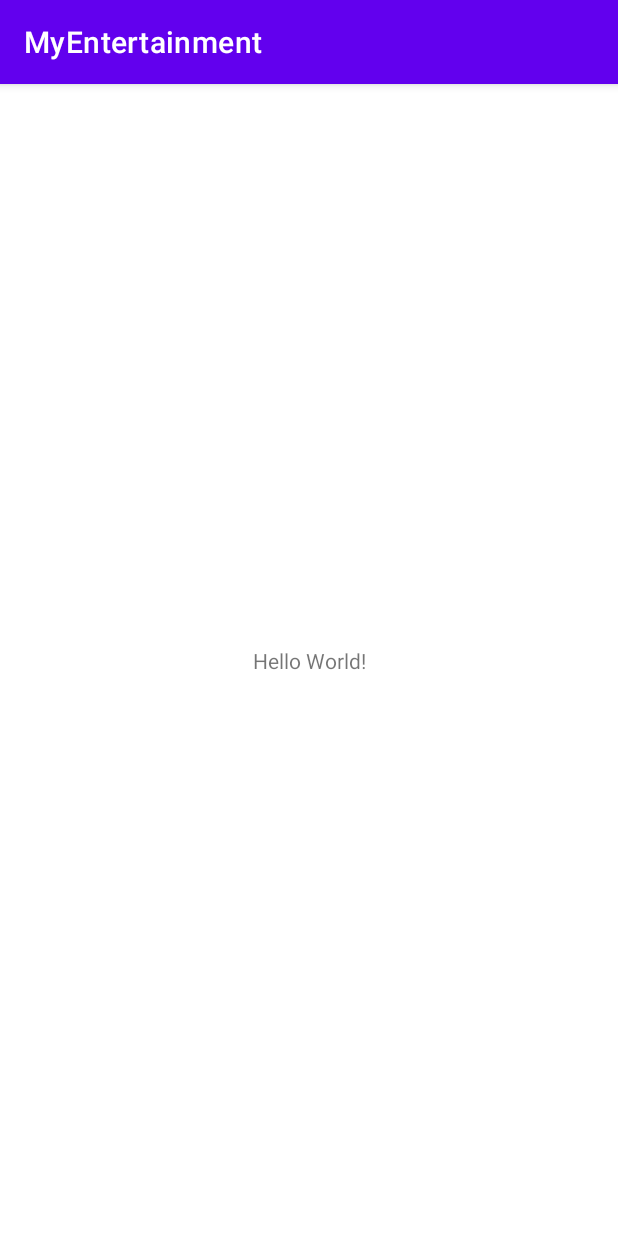
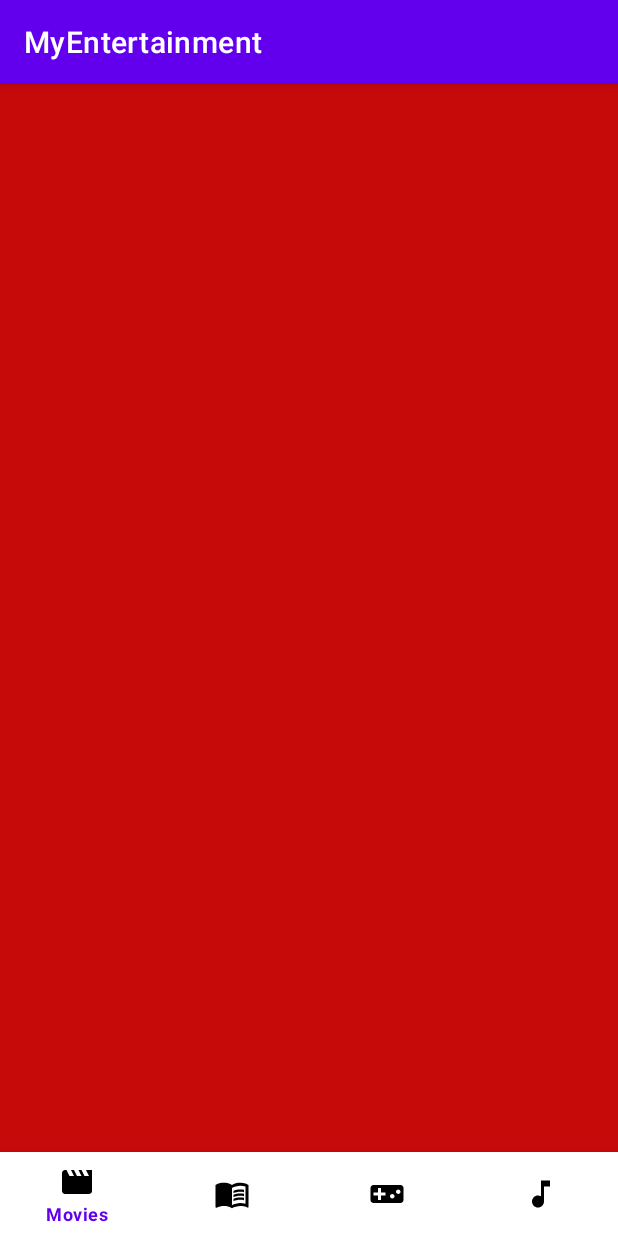
Before and after one commit to natalia-mus/MyEntertainment, an Android app: the screen it shows after launch (MainActivity), on a phone screen of 412 x 824 dp. Run offline under Robolectric (Android 15) with nearby library versions, the phone set to English and light mode, and no system bars.

Commit message:
Bottom navigation - switching between fragments

```diff
--- a/app/src/main/java/com/example/myentertainment/MainActivity.kt
+++ b/app/src/main/java/com/example/myentertainment/MainActivity.kt
@@ -1,11 +1,43 @@
 package com.example.myentertainment
 
+import android.os.Bundle
 import androidx.appcompat.app.AppCompatActivity
-import android.os.Bundle
+import androidx.fragment.app.Fragment
+import com.google.android.material.bottomnavigation.BottomNavigationView
 
 class MainActivity : AppCompatActivity() {
+
+    private lateinit var bottomNavigation: BottomNavigationView
+
     override fun onCreate(savedInstanceState: Bundle?) {
         super.onCreate(savedInstanceState)
         setContentView(R.layout.activity_main)
+
+        bottomNavigation = findViewById(R.id.bottomNavigation_bar)
+
+        supportFragmentManager.beginTransaction().apply {
+            replace(R.id.mainActivity_frameLayout, MoviesFragment())
+            commit()
+        }
+
+        bottomNavigation.setOnNavigationItemSelectedListener {
+            when (it.itemId) {
+                R.id.item_movies -> changeCurrentFragment(MoviesFragment())
+                R.id.item_books -> changeCurrentFragment(BooksFragment())
+                R.id.item_games -> changeCurrentFragment(GamesFragment())
+                R.id.item_music -> changeCurrentFragment(MusicFragment())
+            }
+            true
+        }
     }
+
+
+    private fun changeCurrentFragment(fragment: Fragment) {
+        supportFragmentManager.beginTransaction().apply {
+            replace(R.id.mainActivity_frameLayout, fragment)
+            commit()
+        }
+    }
+
+
 }
--- /dev/null
+++ b/app/src/main/java/com/example/myentertainment/MoviesFragment.kt
@@ -0,0 +1,18 @@
+package com.example.myentertainment
+
+import android.os.Bundle
+import android.view.LayoutInflater
+import android.view.View
+import android.view.ViewGroup
+import androidx.fragment.app.Fragment
+
+class MoviesFragment : Fragment() {
+
+    override fun onCreateView(
+        inflater: LayoutInflater,
+        container: ViewGroup?,
+        savedInstanceState: Bundle?
+    ): View? {
+        return inflater.inflate(R.layout.fragment_movies, container, false)
+    }
+}
--- /dev/null
+++ b/app/src/main/res/drawable/ic_baseline_menu_book_24.xml
@@ -0,0 +1,20 @@
+<vector xmlns:android="http://schemas.android.com/apk/res/android"
+    android:width="24dp"
+    android:height="24dp"
+    android:viewportWidth="24"
+    android:viewportHeight="24"
+    android:tint="?attr/colorControlNormal"
+    android:autoMirrored="true">
+  <path
+      android:fillColor="@android:color/white"
+      android:pathData="M21,5c-1.11,-0.35 -2.33,-0.5 -3.5,-0.5c-1.95,0 -4.05,0.4 -5.5,1.5c-1.45,-1.1 -3.55,-1.5 -5.5,-1.5S2.45,4.9 1,6v14.65c0,0.25 0.25,0.5 0.5,0.5c0.1,0 0.15,-0.05 0.25,-0.05C3.1,20.45 5.05,20 6.5,20c1.95,0 4.05,0.4 5.5,1.5c1.35,-0.85 3.8,-1.5 5.5,-1.5c1.65,0 3.35,0.3 4.75,1.05c0.1,0.05 0.15,0.05 0.25,0.05c0.25,0 0.5,-0.25 0.5,-0.5V6C22.4,5.55 21.75,5.25 21,5zM21,18.5c-1.1,-0.35 -2.3,-0.5 -3.5,-0.5c-1.7,0 -4.15,0.65 -5.5,1.5V8c1.35,-0.85 3.8,-1.5 5.5,-1.5c1.2,0 2.4,0.15 3.5,0.5V18.5z"/>
+  <path
+      android:fillColor="@android:color/white"
+      android:pathData="M17.5,10.5c0.88,0 1.73,0.09 2.5,0.26V9.24C19.21,9.09 18.36,9 17.5,9c-1.7,0 -3.24,0.29 -4.5,0.83v1.66C14.13,10.85 15.7,10.5 17.5,10.5z"/>
+  <path
+      android:fillColor="@android:color/white"
+      android:pathData="M13,12.49v1.66c1.13,-0.64 2.7,-0.99 4.5,-0.99c0.88,0 1.73,0.09 2.5,0.26V11.9c-0.79,-0.15 -1.64,-0.24 -2.5,-0.24C15.8,11.66 14.26,11.96 13,12.49z"/>
+  <path
+      android:fillColor="@android:color/white"
+      android:pathData="M17.5,14.33c-1.7,0 -3.24,0.29 -4.5,0.83v1.66c1.13,-0.64 2.7,-0.99 4.5,-0.99c0.88,0 1.73,0.09 2.5,0.26v-1.52C19.21,14.41 18.36,14.33 17.5,14.33z"/>
+</vector>
--- /dev/null
+++ b/app/src/main/res/drawable/ic_baseline_movie_24.xml
@@ -0,0 +1,10 @@
+<vector xmlns:android="http://schemas.android.com/apk/res/android"
+    android:width="24dp"
+    android:height="24dp"
+    android:viewportWidth="24"
+    android:viewportHeight="24"
+    android:tint="?attr/colorControlNormal">
+  <path
+      android:fillColor="@android:color/white"
+      android:pathData="M18,4l2,4h-3l-2,-4h-2l2,4h-3l-2,-4H8l2,4H7L5,4H4c-1.1,0 -1.99,0.9 -1.99,2L2,18c0,1.1 0.9,2 2,2h16c1.1,0 2,-0.9 2,-2V4h-4z"/>
+</vector>
--- /dev/null
+++ b/app/src/main/res/drawable/ic_baseline_music_note_24.xml
@@ -0,0 +1,10 @@
+<vector xmlns:android="http://schemas.android.com/apk/res/android"
+    android:width="24dp"
+    android:height="24dp"
+    android:viewportWidth="24"
+    android:viewportHeight="24"
+    android:tint="?attr/colorControlNormal">
+  <path
+      android:fillColor="@android:color/white"
+      android:pathData="M12,3v10.55c-0.59,-0.34 -1.27,-0.55 -2,-0.55 -2.21,0 -4,1.79 -4,4s1.79,4 4,4 4,-1.79 4,-4V7h4V3h-6z"/>
+</vector>
--- /dev/null
+++ b/app/src/main/res/drawable/ic_baseline_videogame_asset_24.xml
@@ -0,0 +1,10 @@
+<vector xmlns:android="http://schemas.android.com/apk/res/android"
+    android:width="24dp"
+    android:height="24dp"
+    android:viewportWidth="24"
+    android:viewportHeight="24"
+    android:tint="?attr/colorControlNormal">
+  <path
+      android:fillColor="@android:color/white"
+      android:pathData="M21,6L3,6c-1.1,0 -2,0.9 -2,2v8c0,1.1 0.9,2 2,2h18c1.1,0 2,-0.9 2,-2L23,8c0,-1.1 -0.9,-2 -2,-2zM11,13L8,13v3L6,16v-3L3,13v-2h3L6,8h2v3h3v2zM15.5,15c-0.83,0 -1.5,-0.67 -1.5,-1.5s0.67,-1.5 1.5,-1.5 1.5,0.67 1.5,1.5 -0.67,1.5 -1.5,1.5zM19.5,12c-0.83,0 -1.5,-0.67 -1.5,-1.5S18.67,9 19.5,9s1.5,0.67 1.5,1.5 -0.67,1.5 -1.5,1.5z"/>
+</vector>
--- a/app/src/main/res/layout/activity_main.xml
+++ b/app/src/main/res/layout/activity_main.xml
@@ -6,13 +6,23 @@
     android:layout_height="match_parent"
     tools:context=".MainActivity">
 
-    <TextView
-        android:layout_width="wrap_content"
-        android:layout_height="wrap_content"
-        android:text="Hello World!"
-        app:layout_constraintBottom_toBottomOf="parent"
-        app:layout_constraintLeft_toLeftOf="parent"
-        app:layout_constraintRight_toRightOf="parent"
+    <FrameLayout
+        android:id="@+id/mainActivity_frameLayout"
+        android:layout_width="match_parent"
+        android:layout_height="match_parent"
+        android:layout_marginBottom="?actionBarSize"
+        app:layout_constraintBottom_toTopOf="@+id/bottomNavigation_bar"
         app:layout_constraintTop_toTopOf="parent" />
 
+    <com.google.android.material.bottomnavigation.BottomNavigationView
+        android:id="@+id/bottomNavigation_bar"
+        android:layout_width="match_parent"
+        android:layout_height="?actionBarSize"
+        android:background="@color/white"
+        app:itemIconTint="#000000"
+        app:layout_constraintBottom_toBottomOf="parent"
+        app:layout_constraintEnd_toEndOf="parent"
+        app:layout_constraintStart_toStartOf="parent"
+        app:menu="@menu/bottom_navigation" />
+
 </androidx.constraintlayout.widget.ConstraintLayout>
--- /dev/null
+++ b/app/src/main/res/layout/fragment_movies.xml
@@ -0,0 +1,7 @@
+<?xml version="1.0" encoding="utf-8"?>
+<androidx.constraintlayout.widget.ConstraintLayout xmlns:android="http://schemas.android.com/apk/res/android"
+    android:layout_width="match_parent"
+    android:layout_height="match_parent"
+    android:background="#C60909">
+
+</androidx.constraintlayout.widget.ConstraintLayout>
--- /dev/null
+++ b/app/src/main/res/menu/bottom_navigation.xml
@@ -0,0 +1,24 @@
+<?xml version="1.0" encoding="utf-8"?>
+<menu xmlns:android="http://schemas.android.com/apk/res/android">
+
+    <item
+        android:id="@+id/item_movies"
+        android:icon="@drawable/ic_baseline_movie_24"
+        android:title="@string/bottomNavigation_movies" />
+
+    <item
+        android:id="@+id/item_books"
+        android:icon="@drawable/ic_baseline_menu_book_24"
+        android:title="@string/bottomNavigation_books" />
+
+    <item
+        android:id="@+id/item_games"
+        android:icon="@drawable/ic_baseline_videogame_asset_24"
+        android:title="@string/bottomNavigation_games" />
+
+    <item
+        android:id="@+id/item_music"
+        android:icon="@drawable/ic_baseline_music_note_24"
+        android:title="@string/bottomNavigation_music" />
+
+</menu>
--- a/app/src/main/res/values/strings.xml
+++ b/app/src/main/res/values/strings.xml
@@ -1,3 +1,7 @@
 <resources>
     <string name="app_name">MyEntertainment</string>
+    <string name="bottomNavigation_movies">Movies</string>
+    <string name="bottomNavigation_books">Books</string>
+    <string name="bottomNavigation_games">Games</string>
+    <string name="bottomNavigation_music">Music</string>
 </resources>
```
Also changed, not shown: app/src/main/java/com/example/myentertainment/BooksFragment.kt (added, +18 -0 lines), app/src/main/java/com/example/myentertainment/GamesFragment.kt (added, +18 -0 lines), app/src/main/java/com/example/myentertainment/MusicFragment.kt (added, +18 -0 lines), app/src/main/res/layout/fragment_books.xml (added, +7 -0 lines), app/src/main/res/layout/fragment_games.xml (added, +7 -0 lines), app/src/main/res/layout/fragment_music.xml (added, +7 -0 lines).
